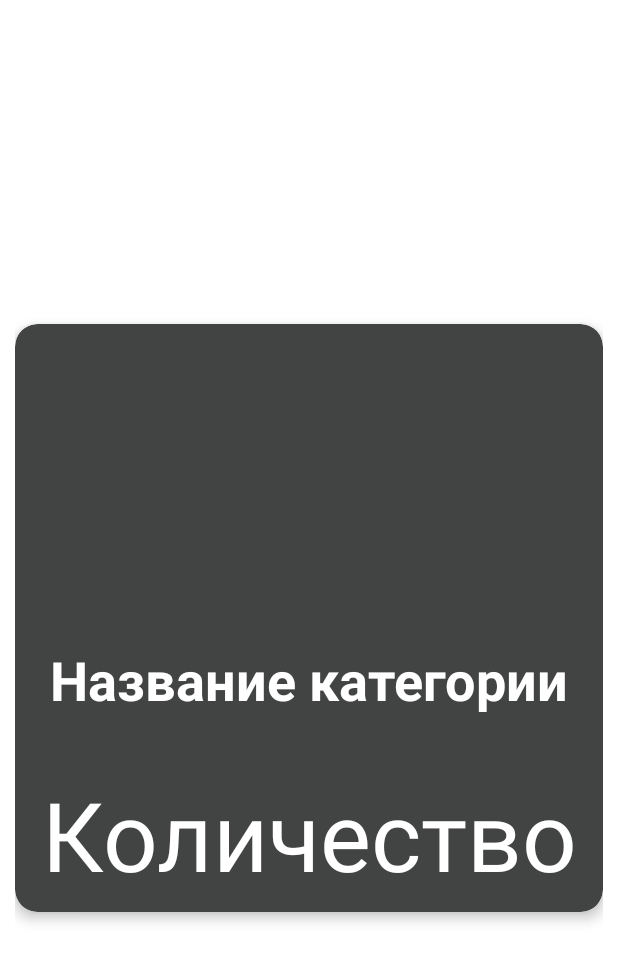
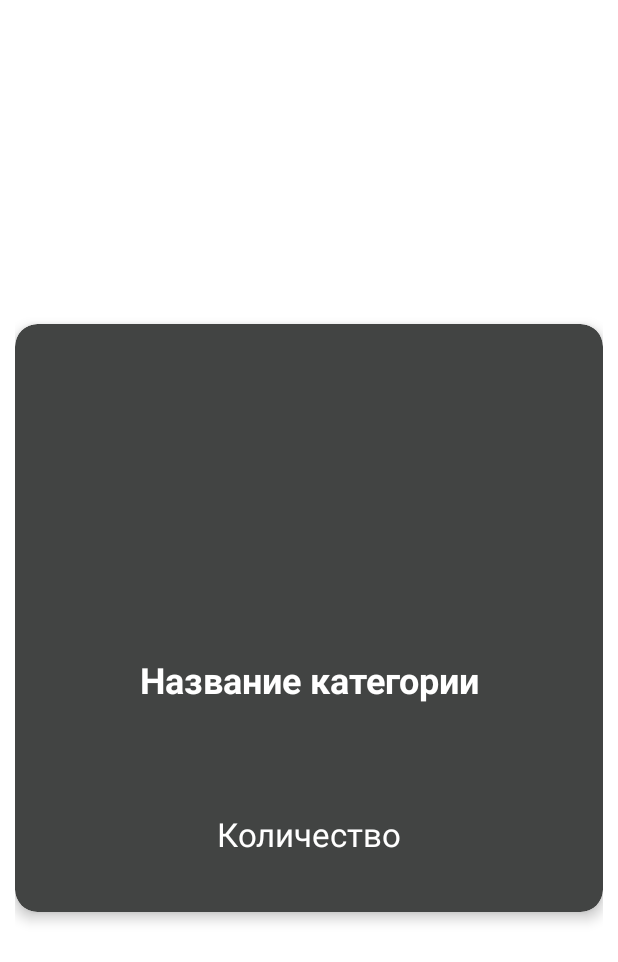
Before and after one commit to bloodmor49/vkus_sovet_test_app, an Android app: the layout menu_item_card.xml on its own in the app's theme, with its tools: preview values and no code run, on a phone screen of 412 x 824 dp. Shown: the top 962 px of the screen. Run offline under Robolectric (Android 15) with nearby library versions, the phone set to English and light mode, and no system bars.

Commit message:
v.1.0.1 - Небольшие бакфиксы, связанные с авторазмером текста.

```diff
--- a/app/src/main/res/layout/menu_item_card.xml
+++ b/app/src/main/res/layout/menu_item_card.xml
@@ -42,14 +42,14 @@
                 android:layout_height="0dp"
                 android:layout_margin="5dp"
                 android:layout_weight="25"
-                android:autoSizeMaxTextSize="120sp"
-                android:autoSizeMinTextSize="18sp"
-                android:autoSizeStepGranularity="6sp"
+                android:autoSizeMaxTextSize="24sp"
+                android:autoSizeMinTextSize="14sp"
+                android:autoSizeStepGranularity="2sp"
                 android:autoSizeTextType="uniform"
                 android:gravity="center"
                 android:text="@string/menuitem_name"
                 android:textColor="@color/white"
-                android:textSize="18sp"
+                android:textSize="14sp"
                 android:textStyle="bold" />
 
             <com.google.android.material.textview.MaterialTextView
@@ -58,14 +58,14 @@
                 android:layout_height="0dp"
                 android:layout_margin="5dp"
                 android:layout_weight="25"
-                android:autoSizeMaxTextSize="120sp"
-                android:autoSizeMinTextSize="14sp"
+                android:autoSizeMaxTextSize="22sp"
+                android:autoSizeMinTextSize="12sp"
                 android:autoSizeStepGranularity="10sp"
                 android:autoSizeTextType="uniform"
                 android:gravity="center"
                 android:text="@string/tvsubmenucount"
                 android:textColor="@color/white"
-                android:textSize="14sp" />
+                android:textSize="12sp" />
 
         </LinearLayout>
     </androidx.cardview.widget.CardView>
```
Also changed, not shown: 1 other file.
